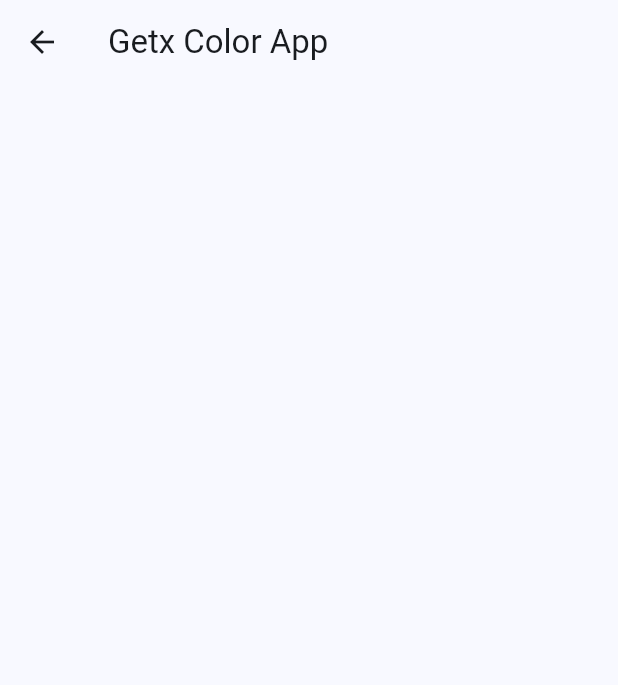
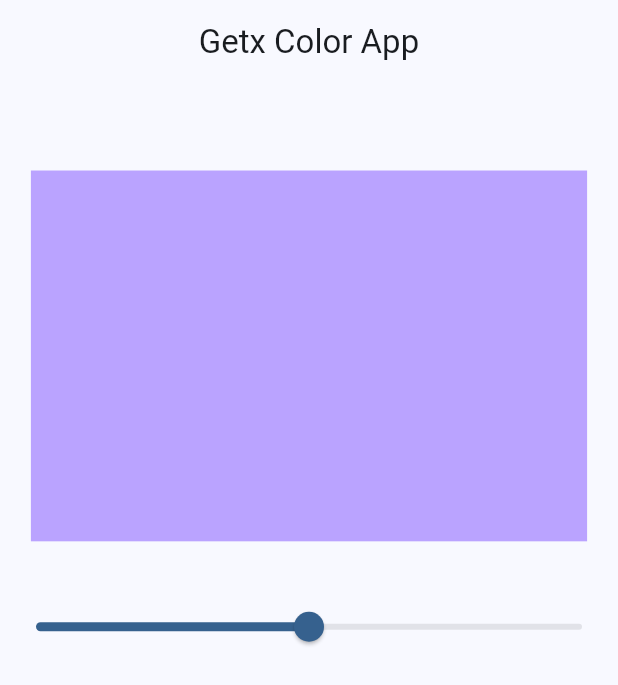
Before and after one commit to thezuraiz/Flutter-Get-X-Tutorial, a Flutter app: the GetxColorApp screen opened directly, on a phone screen of 412 x 824 dp. Shown: the top 685 px of the screen. Run offline on Flutter 3.47's test engine with Material 3 defaults, Android fonts, the phone set to English and light mode, and no system bars; our stand-ins replace get.

Commit message:
GetX State Management Example 2

```diff
--- /dev/null
+++ b/lib/controler/color_controller.dart
@@ -0,0 +1,9 @@
+import 'package:get/get.dart';
+import 'package:get/get_rx/get_rx.dart';
+import 'package:get/get_state_manager/get_state_manager.dart';
+
+class ColorController extends GetxController{
+  RxDouble opacity = 0.5.obs;
+
+  changeOpacity(double value) => opacity.value = value;
+}
--- a/lib/main.dart
+++ b/lib/main.dart
@@ -1,6 +1,7 @@
 import 'package:flutter/material.dart';
 import 'package:get/get.dart';
 import 'package:get_x/languages.dart';
+import 'package:get_x/screens/color_app.dart';
 import 'package:get_x/screens/counterapp.dart';
 import 'package:get_x/screens/homepage.dart';
 
@@ -21,10 +22,10 @@ class MyApp extends StatelessWidget {
         primaryColor: Colors.blue.shade700,
         useMaterial3: true,
       ),
-      translations: Languages(),
-      locale: const Locale('en_US'),
-      fallbackLocale: const Locale('fr_FN'), //If no languages is selected in OS
-      home: const GetxCounterApp(),
+      // translations: Languages(),
+      // locale: const Locale('en_US'),
+      // fallbackLocale: const Locale('fr_FN'), //If no languages is selected in OS
+      home: const GetxColorApp(),
     );
   }
 }
--- a/lib/screens/color_app.dart
+++ b/lib/screens/color_app.dart
@@ -1,4 +1,6 @@
 import 'package:flutter/material.dart';
+import 'package:get/get.dart';
+import 'package:get_x/controler/color_controller.dart';
 
 class GetxColorApp extends StatefulWidget {
   const GetxColorApp({super.key});
@@ -8,13 +10,37 @@ class GetxColorApp extends StatefulWidget {
 }
 
 class _GetxColorAppState extends State<GetxColorApp> {
+  ColorController colorController = Get.put(ColorController());
+
   @override
   Widget build(BuildContext context) {
+    debugPrint('Build Call');
     return Scaffold(
       appBar: AppBar(
         title: const Text("Getx Color App"),
+        centerTitle: true,
       ),
-      body: Container(),
+      body: Center(
+        child: Column(
+          children: [
+            SizedBox(
+              height: Get.height * 0.07,
+            ),
+            Obx(() => Container(
+                  height: Get.height * 0.3,
+                  width: Get.width * 0.9,
+                  color: Colors.deepPurpleAccent
+                      .withOpacity(colorController.opacity.value),
+                )),
+            SizedBox(
+              height: Get.height * 0.04,
+            ),
+            Obx(() => Slider(
+                value: colorController.opacity.value,
+                onChanged: (value) => colorController.changeOpacity(value)))
+          ],
+        ),
+      ),
     );
   }
 }
```
